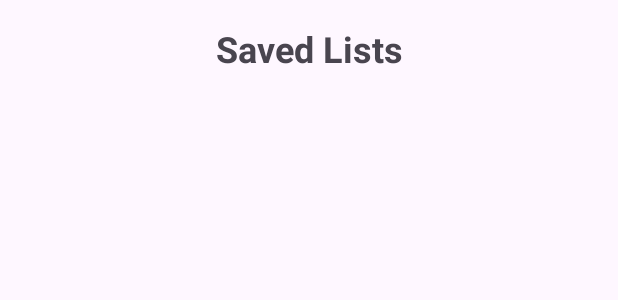
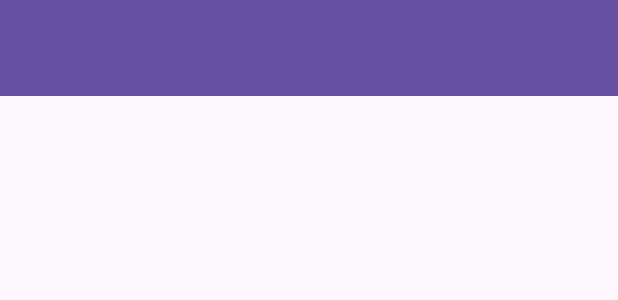
Before and after one commit to Mflo177/vinscanner-ai, an Android app: the layout activity_saved_lists.xml on its own in the app's theme, with its tools: preview values and no code run, on a phone screen of 412 x 824 dp. Shown: the top 300 px of the screen. Run offline under Robolectric (Android 15) with nearby library versions, the phone set to English and light mode, and no system bars.

Commit message:
Modified UI elements for visual appeal.

```diff
--- a/app/src/main/java/com/example/vinscannerapp/ui/EditVinActivity.java
+++ b/app/src/main/java/com/example/vinscannerapp/ui/EditVinActivity.java
@@ -49,7 +49,7 @@ import java.util.List;
 
             Toolbar toolbar = findViewById(R.id.id_toolbar2);
             setSupportActionBar(toolbar);
-            getSupportActionBar().setTitle("Update VIN");
+            getSupportActionBar().setTitle("Update Info");
 
             // Initialize UI components
             vinNumberTextView = findViewById(R.id.id_vin_number);
--- a/app/src/main/java/com/example/vinscannerapp/ui/SavedListsActivity.java
+++ b/app/src/main/java/com/example/vinscannerapp/ui/SavedListsActivity.java
@@ -7,6 +7,7 @@ import android.widget.Toast;
 
 import androidx.annotation.Nullable;
 import androidx.appcompat.app.AppCompatActivity;
+import androidx.appcompat.widget.Toolbar;
 import androidx.lifecycle.Observer;
 import androidx.lifecycle.ViewModelProvider;
 import androidx.recyclerview.widget.LinearLayoutManager;
@@ -35,6 +36,10 @@ public class SavedListsActivity extends AppCompatActivity {
         recyclerView = findViewById(R.id.id_rv_saved_lists);
         recyclerView.setLayoutManager(new LinearLayoutManager(this));
 
+        Toolbar toolbar = findViewById(R.id.id_toolbar);
+        setSupportActionBar(toolbar);
+        getSupportActionBar().setTitle("Saved Lists");
+
         adapter = new SavedListsAdapter(new SavedListsAdapter.OnItemClickListener() {
             @Override
             public void onItemClick(View view, VinList vinList) {
--- a/app/src/main/res/layout/activity_edit_vin.xml
+++ b/app/src/main/res/layout/activity_edit_vin.xml
@@ -24,7 +24,7 @@
         android:id="@+id/id_vin_number_text"
         android:layout_width="wrap_content"
         android:layout_height="wrap_content"
-        android:text="VIN: "
+        android:text="VIN:   "
         android:textSize="18sp"
         app:layout_constraintTop_toBottomOf="@id/id_toolbar2"
         app:layout_constraintStart_toStartOf="parent"
@@ -36,7 +36,6 @@
         android:layout_width="0dp"
         android:layout_height="wrap_content"
         android:textSize="18sp"
-        android:textColor="@android:color/black"
         app:layout_constraintTop_toTopOf="@+id/id_vin_number_text"
         app:layout_constraintStart_toEndOf="@+id/id_vin_number_text"
         app:layout_constraintEnd_toEndOf="parent" />
@@ -84,7 +83,7 @@
         android:id="@+id/id_notes_label"
         android:layout_width="wrap_content"
         android:layout_height="wrap_content"
-        android:text="Notes:"
+        android:text="Notes: "
         android:textSize="18sp"
         android:layout_marginEnd="8dp"
         app:layout_constraintTop_toBottomOf="@id/id_space_number_spinner"
--- a/app/src/main/res/layout/activity_saved_lists.xml
+++ b/app/src/main/res/layout/activity_saved_lists.xml
@@ -6,25 +6,24 @@
     android:layout_height="match_parent"
     tools:context=".ui.SavedListsActivity">
 
-    <TextView
-        android:id="@+id/id_title"
+    <!-- Toolbar -->
+    <androidx.appcompat.widget.Toolbar
+        android:id="@+id/id_toolbar"
         android:layout_width="0dp"
         android:layout_height="wrap_content"
-        android:text="Saved Lists"
-        android:textSize="24sp"
-        android:textStyle="bold"
-        android:layout_marginTop="16dp"
-        android:layout_marginBottom="16dp"
+        android:background="?attr/colorPrimary"
+        android:theme="@style/ThemeOverlay.AppCompat.Dark.ActionBar"
+        app:popupTheme="@style/ThemeOverlay.AppCompat.Light"
         app:layout_constraintTop_toTopOf="parent"
         app:layout_constraintStart_toStartOf="parent"
         app:layout_constraintEnd_toEndOf="parent"
-        android:gravity="center" />
+        />
 
     <androidx.recyclerview.widget.RecyclerView
         android:id="@+id/id_rv_saved_lists"
         android:layout_width="0dp"
         android:layout_height="0dp"
-        app:layout_constraintTop_toBottomOf="@id/id_title"
+        app:layout_constraintTop_toBottomOf="@id/id_toolbar"
         app:layout_constraintBottom_toBottomOf="parent"
         app:layout_constraintStart_toStartOf="parent"
         app:layout_constraintEnd_toEndOf="parent"
--- a/app/src/main/res/layout/dialog_add_vin_info.xml
+++ b/app/src/main/res/layout/dialog_add_vin_info.xml
@@ -18,7 +18,7 @@
             android:id="@+id/id_vin_number_text"
             android:layout_width="wrap_content"
             android:layout_height="wrap_content"
-            android:text="VIN: "
+            android:text="VIN:   "
             android:textSize="18sp"
             android:layout_marginEnd="8dp"/>
 
@@ -28,7 +28,7 @@
             android:layout_height="wrap_content"
             android:layout_weight="1"
             android:textSize="18sp"
-            android:textColor="@android:color/black" />
+             />
     </LinearLayout>
 
     <!-- Row Letter Spinner -->
@@ -93,7 +93,7 @@
             android:id="@+id/id_notes_label"
             android:layout_width="wrap_content"
             android:layout_height="wrap_content"
-            android:text="Notes:"
+            android:text="Notes: "
             android:textSize="18sp"
             android:layout_marginEnd="8dp"/>
 
```
